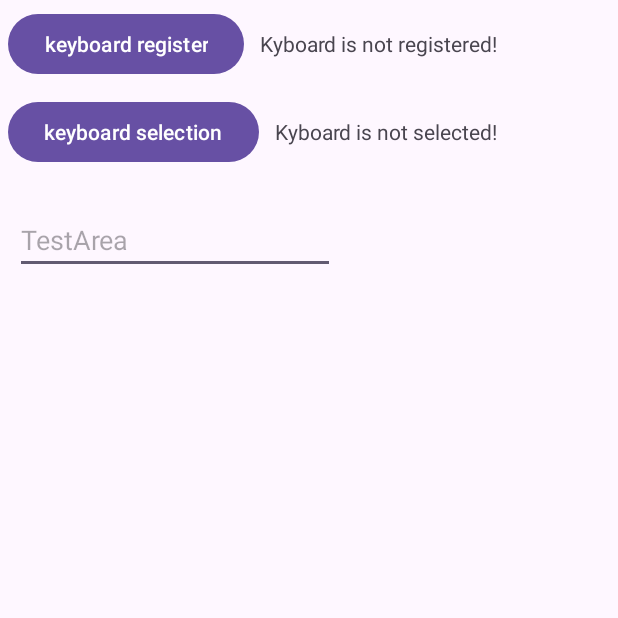
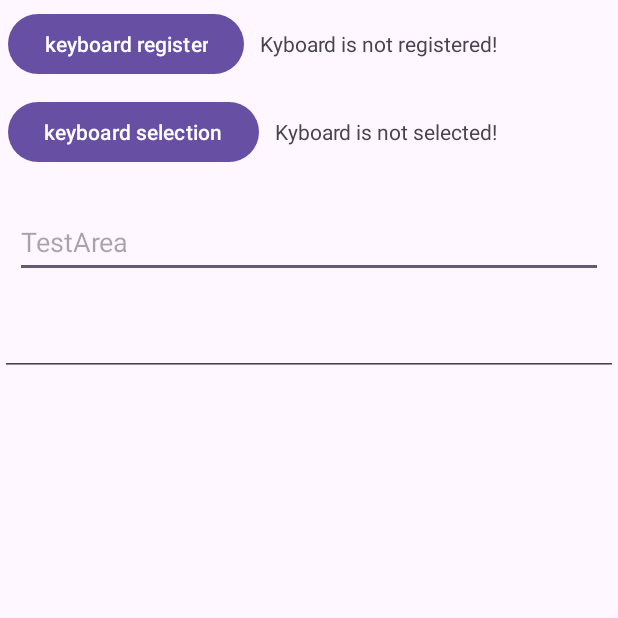
Before and after one commit to KyleJeong/kyboard2, an Android app: the screen it shows after launch (MainActivity), on a phone screen of 412 x 824 dp, the top half of it. Run offline under Robolectric (Android 15) with nearby library versions, the phone set to English and light mode, and no system bars.

Commit message:
mainActivity 에서 field type(text, number)을 두가지 테스트하도록 만듦 number keylayout 을 만들고 자동으로 선택하도록 함. 최신 API 로 갱신함

```diff
--- a/app/build.gradle
+++ b/app/build.gradle
@@ -4,12 +4,12 @@ plugins {
 
 android {
     namespace 'com.young2000.kyboard2'
-    compileSdk 33
+    compileSdk 34
 
     defaultConfig {
         applicationId "com.young2000.kyboard2"
         minSdk 24
-        targetSdk 33
+        targetSdk 34
         versionCode 1
         versionName "1.0"
 
@@ -32,7 +32,7 @@ android {
 dependencies {
 
     implementation 'androidx.appcompat:appcompat:1.6.1'
-    implementation 'com.google.android.material:material:1.9.0'
+    implementation 'com.google.android.material:material:1.10.0'
     implementation 'androidx.constraintlayout:constraintlayout:2.1.4'
     implementation 'androidx.preference:preference:1.2.1'
     testImplementation 'junit:junit:4.13.2'
--- a/app/src/main/java/com/young2000/kyboard2/MainActivity.java
+++ b/app/src/main/java/com/young2000/kyboard2/MainActivity.java
@@ -30,13 +30,13 @@ public class MainActivity extends AppCompatActivity {
         for (InputMethodInfo method : enabledMethods) {
             if (method.getPackageName().equals("com.young2000.kyboard2")) {
                 // Your keyboard is enabled
-                tvRegStatus.setText("Kyboard is registered already");
+                tvRegStatus.setText(R.string.kyboard_is_registered_already);
                 checkPass = true;
                 break;
             }
         }
         if (!checkPass) {
-            tvRegStatus.setText("Kyboard is not registered!");
+            tvRegStatus.setText(R.string.kyboard_is_not_registered);
         }
 
         String selectedKeyboardId = Settings.Secure.getString(getContentResolver(), Settings.Secure.DEFAULT_INPUT_METHOD);
@@ -45,18 +45,14 @@ public class MainActivity extends AppCompatActivity {
         TextView tvSelectStatus = findViewById(R.id.selectStatus);
         if (selectedKeyboardId != null && selectedKeyboardId.contains("com.young2000.kyboard2")) {
             // Your keyboard is currently selected
-            tvSelectStatus.setText("Kyboard is selected already");
+            tvSelectStatus.setText(R.string.kyboard_is_selected_already);
         } else {
             // Your keyboard is not currently selected
-            tvSelectStatus.setText("Kyboard is not selected!");
-            //PackageManager ims = getPackageManager();
-            //Log.i("checkSS", String.valueOf(ims.hasSystemFeature("FEATURE_INPUT_METHODS")));
-
-
+            tvSelectStatus.setText(R.string.kyboard_is_not_selected);
         }
     }
 
-    public void KyboarRegistration (View view) {
+    public void KyboardRegistration (View view) {
         //Toast.makeText(this, "Kyboard is not registered", Toast.LENGTH_LONG).show();
         Intent enableIntent = new Intent(Settings.ACTION_INPUT_METHOD_SETTINGS);
         startActivity(enableIntent);
@@ -64,11 +60,7 @@ public class MainActivity extends AppCompatActivity {
 
     public void KyboardSelection(View view) {
         InputMethodManager imeManager = (InputMethodManager) getSystemService(INPUT_METHOD_SERVICE);
-        final Runnable r = new Runnable() {
-            public void run() {
-                imeManager.showInputMethodPicker();
-            }
-        };
+        final Runnable r = imeManager::showInputMethodPicker;
 
         final Handler handler = new Handler();
         handler.postDelayed(r, 1000);
--- a/app/src/main/res/layout/activity_main.xml
+++ b/app/src/main/res/layout/activity_main.xml
@@ -18,17 +18,17 @@
             android:layout_width="wrap_content"
             android:layout_height="wrap_content"
             android:layout_margin="5dp"
-            android:onClick="KyboarRegistration"
-            android:text="keyboard register" />
+            android:onClick="KyboardRegistration"
+            android:text="@string/keyboard_register" />
 
         <TextView
             android:id="@+id/regStatus"
-            android:layout_width="wrap_content"
+            android:layout_width="0dp"
             android:layout_height="wrap_content"
             android:layout_margin="5dp"
             android:layout_weight="1"
-            android:inputType="textMultiLine"
-            android:text="TextView" />
+            android:minHeight="48dp"
+            android:text="" />
     </LinearLayout>
 
     <LinearLayout
@@ -42,30 +42,41 @@
             android:layout_height="wrap_content"
             android:layout_margin="5dp"
             android:onClick="KyboardSelection"
-            android:text="keyboard selection" />
+            android:text="@string/keyboard_selection" />
 
         <TextView
             android:id="@+id/selectStatus"
-            android:layout_width="wrap_content"
+            android:layout_width="0dp"
             android:layout_height="wrap_content"
             android:layout_margin="5dp"
             android:layout_weight="1"
-            android:inputType="textMultiLine"
-            android:text="TextView" />
+            android:minHeight="48dp"
+            android:text="" />
     </LinearLayout>
 
 
     <EditText
         android:id="@+id/editTextText"
-        android:layout_width="wrap_content"
+        android:layout_width="match_parent"
         android:layout_height="wrap_content"
         android:layout_marginStart="10dp"
         android:layout_marginTop="20dp"
         android:layout_marginEnd="10dp"
         android:layout_marginBottom="20dp"
+        android:autofillHints="text"
         android:ems="10"
-        android:hint="TestArea"
-        android:inputType="text"
+        android:hint="@string/testarea"
+        android:inputType="textMultiLine"
+        android:maxLines="3"
+        android:scrollbars="vertical"
+        android:minHeight="48dp"
         android:text="" />
 
+    <EditText
+        android:id="@+id/editTextNumber"
+        android:layout_width="match_parent"
+        android:layout_height="wrap_content"
+        android:ems="10"
+        android:inputType="number" />
+
 </LinearLayout>
--- a/app/src/main/res/values/strings.xml
+++ b/app/src/main/res/values/strings.xml
@@ -1,3 +1,10 @@
 <resources>
     <string name="app_name">kyboard2</string>
+    <string name="keyboard_register">keyboard register</string>
+    <string name="keyboard_selection">keyboard selection</string>
+    <string name="testarea">TestArea</string>
+    <string name="kyboard_is_registered_already">Kyboard is registered already</string>
+    <string name="kyboard_is_not_registered">Kyboard is not registered!</string>
+    <string name="kyboard_is_selected_already">Kyboard is selected already</string>
+    <string name="kyboard_is_not_selected">Kyboard is not selected!</string>
 </resources>
--- a/build.gradle
+++ b/build.gradle
@@ -1,5 +1,5 @@
 // Top-level build file where you can add configuration options common to all sub-projects/modules.
 plugins {
-    id 'com.android.application' version '8.1.1' apply false
-    id 'com.android.library' version '8.1.1' apply false
+    id 'com.android.application' version '8.1.2' apply false
+    id 'com.android.library' version '8.1.2' apply false
 }
```
Also changed, not shown: app/src/main/java/com/young2000/kyboard2/CustomKeyboardApp.java (+168 -4 lines), app/src/main/res/xml/custom_keyboard.xml (+4 -4 lines), app/src/main/res/xml/custom_keyboard_num.xml (added, +29 -0 lines).
